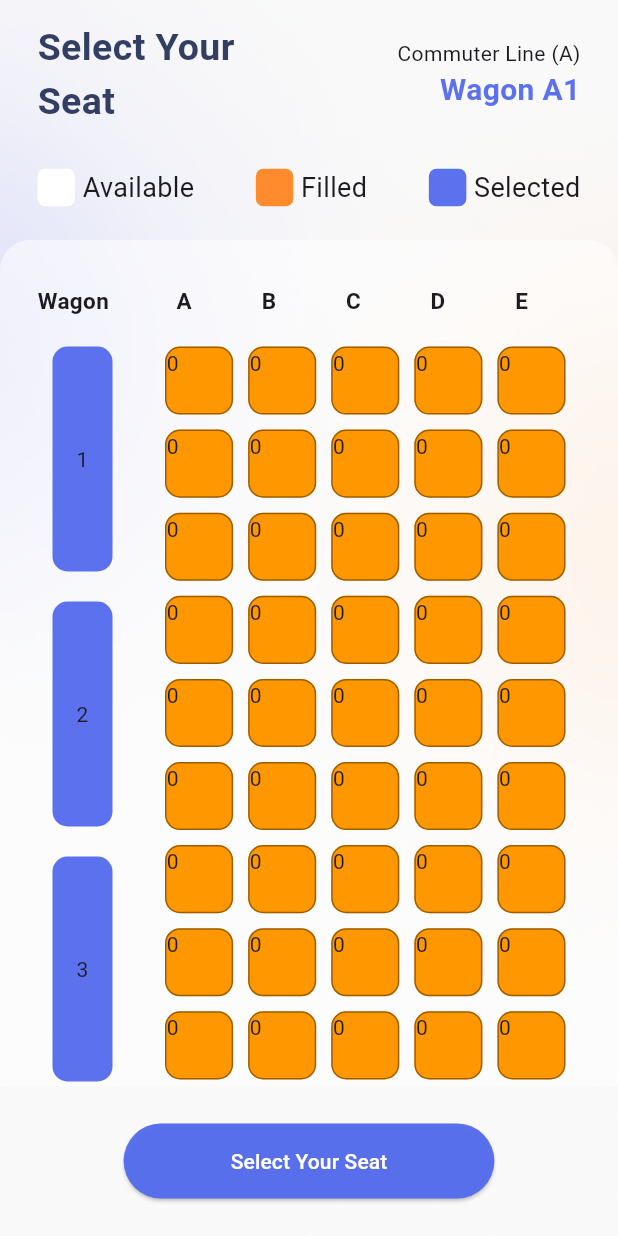
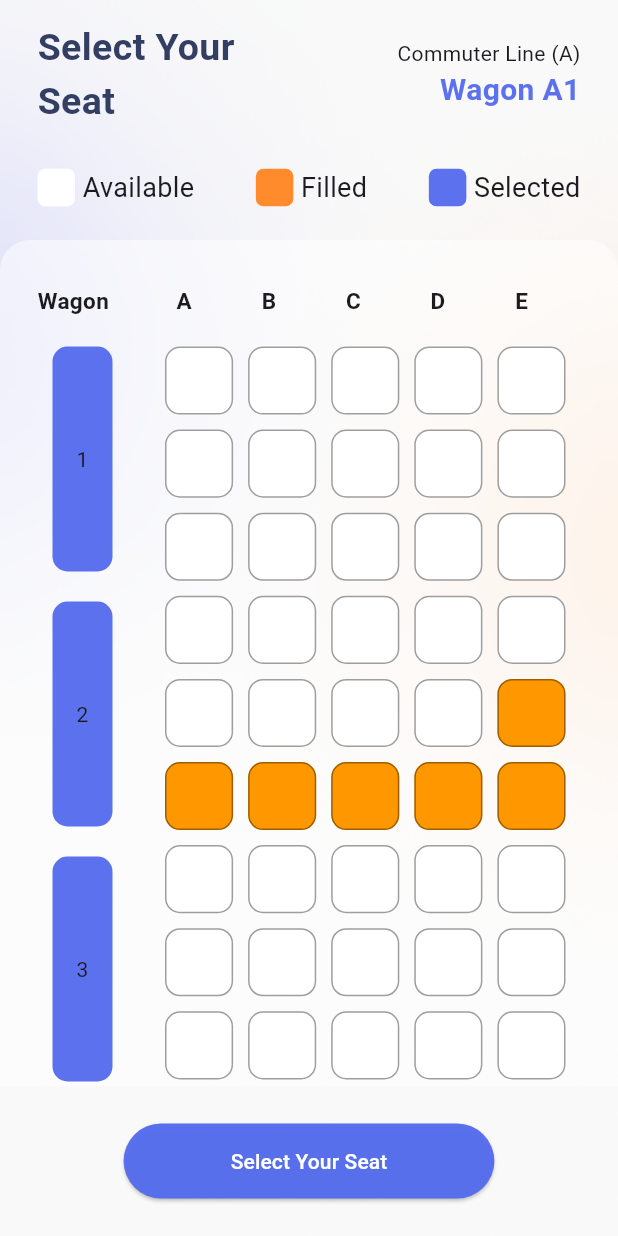
Before and after one commit to marcellinoputra/train-ticketing, a Flutter app: the screen it shows after launch, on a phone screen of 412 x 824 dp. Run offline on Flutter 3.47's test engine with Material 3 defaults, Android fonts, the phone set to English and light mode, and no system bars; our stand-ins replace get.

Commit message:
update minggu

```diff
--- a/lib/app/modules/pilih_bangku/controllers/pilih_bangku_controller.dart
+++ b/lib/app/modules/pilih_bangku/controllers/pilih_bangku_controller.dart
@@ -7,10 +7,16 @@ class PilihBangkuController extends GetxController {
   var gerbong = List.generate(
       6,
       (indexG) => List<Map<String, dynamic>>.generate(75, (indexK) {
-            if (indexG >= 25 && indexK <= 30) {
-              return {"id": "ID-${indexG + 1}-${indexK + 1}", "status": "1"};
+            if (indexK >= 24 && indexK <= 29) {
+              return {
+                "id": "ID-${indexG + 1}-${indexK + 1}",
+                "status": 'filled'
+              };
             } else {
-              return {'id': 'ID-${indexG + 1}-${indexK + 1}', 'status': '0'};
+              return {
+                "id": "ID-${indexG + 1}-${indexK + 1}",
+                "status": 'available'
+              };
             }
-          }));
+          })).obs;
 }
--- a/lib/app/modules/pilih_bangku/views/pilih_bangku_view.dart
+++ b/lib/app/modules/pilih_bangku/views/pilih_bangku_view.dart
@@ -175,40 +175,28 @@ class PilihBangkuView extends GetView<PilihBangkuController> {
                         ),
                         Expanded(
                             child: Container(
-                                child: GridView.count(
+                                child: Obx(() => GridView.count(
                                     padding: EdgeInsets.all(10),
                                     mainAxisSpacing: 10,
                                     crossAxisSpacing: 10,
                                     crossAxisCount: 5,
-                                    // children: List.generate(
-                                    //     75,
-                                    //     (index) => Container(
-                                    //           width: 50,
-                                    //           height: 50,
-                                    //           decoration: BoxDecoration(
-                                    //               color: Colors.white,
-                                    //               border: Border.all(
-                                    //                   color: Colors.black54),
-                                    //               borderRadius:
-                                    //                   BorderRadius.circular(10)),
-                                    //         ))),
                                     children: controller
                                         .gerbong[controller.indexGerbong.value]
                                         .map((data) => Container(
                                               width: 50,
                                               height: 50,
-                                              child: Text(data["status"]),
                                               decoration: BoxDecoration(
                                                   border: Border.all(
                                                       color: Colors.black38),
-                                                  color: data["status"] == '1'
-                                                      ? Colors.blue
+                                                  color: data["status"] ==
+                                                          'available'
+                                                      ? Colors.white
                                                       : Colors.orange,
                                                   borderRadius:
                                                       BorderRadius.circular(
                                                           10)),
                                             ))
-                                        .toList())))
+                                        .toList()))))
                       ]),
                     ),
                   )
```
